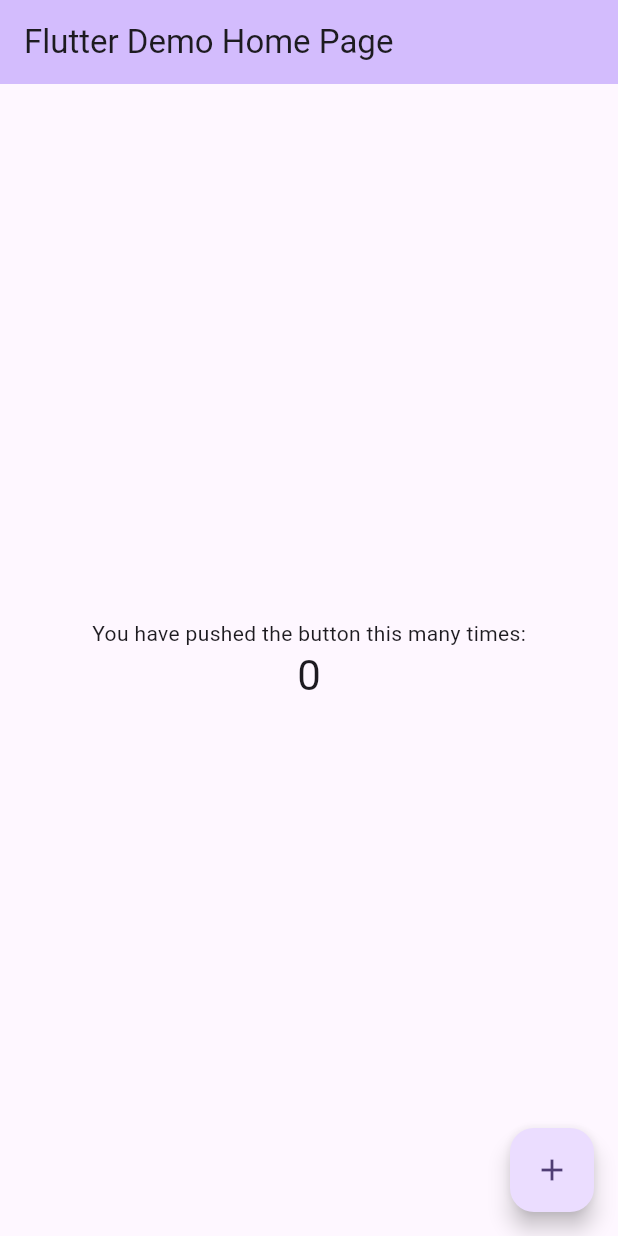
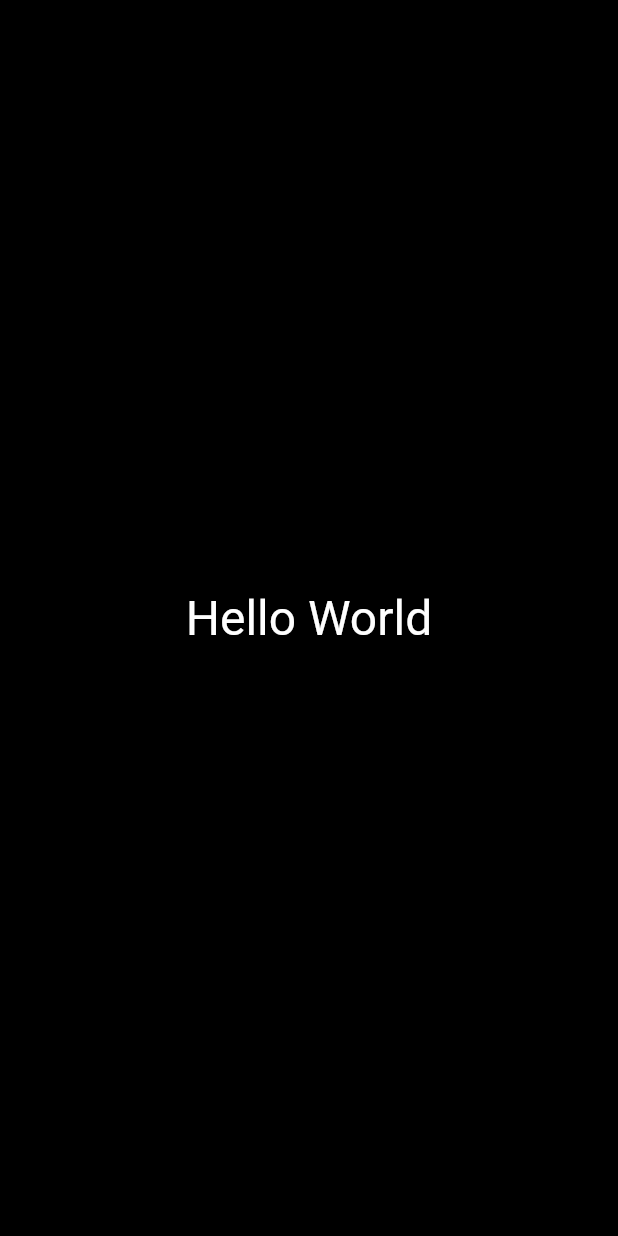
Before and after one commit to Mehul2044/tachiyomi_port, a Flutter app: the screen it shows after launch, on a phone screen of 412 x 824 dp. Run offline on Flutter 3.47's test engine with Material 2 defaults, Android fonts, the light colour scheme and no system bars.

Commit message:
firebase implementation, project initialization

```diff
--- a/lib/main.dart
+++ b/lib/main.dart
@@ -1,125 +1,21 @@
 import 'package:flutter/material.dart';
 
-void main() {
-  runApp(const MyApp());
+void main(){
+  runApp(MainApp());
 }
 
-class MyApp extends StatelessWidget {
-  const MyApp({super.key});
-
-  // This widget is the root of your application.
+class MainApp extends StatelessWidget {
   @override
   Widget build(BuildContext context) {
-    return MaterialApp(
-      title: 'Flutter Demo',
-      theme: ThemeData(
-        // This is the theme of your application.
-        //
-        // TRY THIS: Try running your application with "flutter run". You'll see
-        // the application has a blue toolbar. Then, without quitting the app,
-        // try changing the seedColor in the colorScheme below to Colors.green
-        // and then invoke "hot reload" (save your changes or press the "hot
-        // reload" button in a Flutter-supported IDE, or press "r" if you used
-        // the command line to start the app).
-        //
-        // Notice that the counter didn't reset back to zero; the application
-        // state is not lost during the reload. To reset the state, use hot
-        // restart instead.
-        //
-        // This works for code too, not just values: Most code changes can be
-        // tested with just a hot reload.
-        colorScheme: ColorScheme.fromSeed(seedColor: Colors.deepPurple),
-        useMaterial3: true,
+    return const MaterialApp(
+      home: Scaffold(
+        backgroundColor: Colors.black,
+        body: SafeArea(
+          child: Center(
+            child: Text('Hello World', style: TextStyle(color: Colors.white, fontSize: 32.0),),
+          ),
+        ),
       ),
-      home: const MyHomePage(title: 'Flutter Demo Home Page'),
     );
   }
 }
-
-class MyHomePage extends StatefulWidget {
-  const MyHomePage({super.key, required this.title});
-
-  // This widget is the home page of your application. It is stateful, meaning
-  // that it has a State object (defined below) that contains fields that affect
-  // how it looks.
-
-  // This class is the configuration for the state. It holds the values (in this
-  // case the title) provided by the parent (in this case the App widget) and
-  // used by the build method of the State. Fields in a Widget subclass are
-  // always marked "final".
-
-  final String title;
-
-  @override
-  State<MyHomePage> createState() => _MyHomePageState();
-}
-
-class _MyHomePageState extends State<MyHomePage> {
-  int _counter = 0;
-
-  void _incrementCounter() {
-    setState(() {
-      // This call to setState tells the Flutter framework that something has
-      // changed in this State, which causes it to rerun the build method below
-      // so that the display can reflect the updated values. If we changed
-      // _counter without calling setState(), then the build method would not be
-      // called again, and so nothing would appear to happen.
-      _counter++;
-    });
-  }
-
-  @override
-  Widget build(BuildContext context) {
-    // This method is rerun every time setState is called, for instance as done
-    // by the _incrementCounter method above.
-    //
-    // The Flutter framework has been optimized to make rerunning build methods
-    // fast, so that you can just rebuild anything that needs updating rather
-    // than having to individually change instances of widgets.
-    return Scaffold(
-      appBar: AppBar(
-        // TRY THIS: Try changing the color here to a specific color (to
-        // Colors.amber, perhaps?) and trigger a hot reload to see the AppBar
-        // change color while the other colors stay the same.
-        backgroundColor: Theme.of(context).colorScheme.inversePrimary,
-        // Here we take the value from the MyHomePage object that was created by
-        // the App.build method, and use it to set our appbar title.
-        title: Text(widget.title),
-      ),
-      body: Center(
-        // Center is a layout widget. It takes a single child and positions it
-        // in the middle of the parent.
-        child: Column(
-          // Column is also a layout widget. It takes a list of children and
-          // arranges them vertically. By default, it sizes itself to fit its
-          // children horizontally, and tries to be as tall as its parent.
-          //
-          // Column has various properties to control how it sizes itself and
-          // how it positions its children. Here we use mainAxisAlignment to
-          // center the children vertically; the main axis here is the vertical
-          // axis because Columns are vertical (the cross axis would be
-          // horizontal).
-          //
-          // TRY THIS: Invoke "debug painting" (choose the "Toggle Debug Paint"
-          // action in the IDE, or press "p" in the console), to see the
-          // wireframe for each widget.
-          mainAxisAlignment: MainAxisAlignment.center,
-          children: <Widget>[
-            const Text(
-              'You have pushed the button this many times:',
-            ),
-            Text(
-              '$_counter',
-              style: Theme.of(context).textTheme.headlineMedium,
-            ),
-          ],
-        ),
-      ),
-      floatingActionButton: FloatingActionButton(
-        onPressed: _incrementCounter,
-        tooltip: 'Increment',
-        child: const Icon(Icons.add),
-      ), // This trailing comma makes auto-formatting nicer for build methods.
-    );
-  }
-}
--- a/pubspec.yaml
+++ b/pubspec.yaml
@@ -35,6 +35,7 @@ dependencies:
   # The following adds the Cupertino Icons font to your application.
   # Use with the CupertinoIcons class for iOS style icons.
   cupertino_icons: ^1.0.2
+  firebase_core: ^2.16.0
 
 dev_dependencies:
   flutter_test:
```
Also changed, not shown: pubspec.lock, 14 other files.
